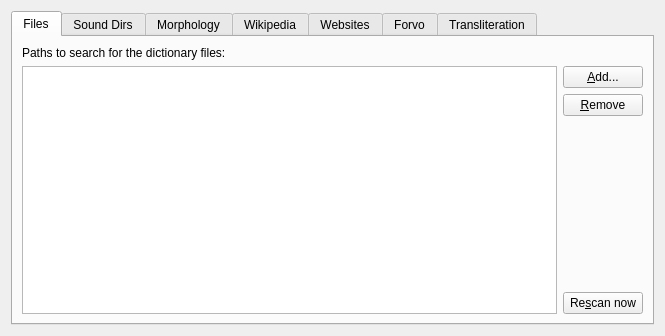
This is sources.ui in goldendict/goldendict as Qt 5 draws it before an edit. The edited form follows.
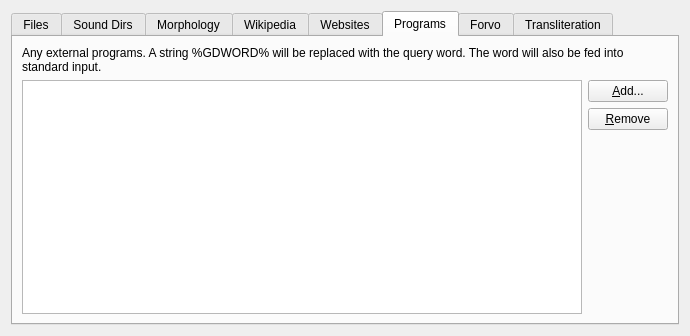
This is the edited form. The open tabs and pages were chosen to show the change. Icons and pictures are not drawn.

Patch:
```diff
--- a/sources.ui
+++ b/sources.ui
@@ -6,7 +6,7 @@
    <rect>
     <x>0</x>
     <y>0</y>
-    <width>665</width>
+    <width>690</width>
     <height>336</height>
    </rect>
   </property>
@@ -334,6 +334,65 @@
        </item>
       </layout>
      </widget>
+     <widget class="QWidget" name="tab_6">
+      <attribute name="icon">
+       <iconset resource="resources.qrc">
+        <normaloff>:/icons/programs.png</normaloff>:/icons/programs.png</iconset>
+      </attribute>
+      <attribute name="title">
+       <string>Programs</string>
+      </attribute>
+      <layout class="QVBoxLayout" name="verticalLayout_15">
+       <item>
+        <widget class="QLabel" name="label_16">
+         <property name="text">
+          <string>Any external programs. A string %GDWORD% will be replaced with the query word. The word will also be fed into standard input.</string>
+         </property>
+         <property name="wordWrap">
+          <bool>true</bool>
+         </property>
+        </widget>
+       </item>
+       <item>
+        <layout class="QHBoxLayout" name="horizontalLayout_7">
+         <item>
+          <widget class="QTreeView" name="programs"/>
+         </item>
+         <item>
+          <layout class="QVBoxLayout" name="verticalLayout_14">
+           <item>
+            <widget class="QPushButton" name="addProgram">
+             <property name="text">
+              <string>&amp;Add...</string>
+             </property>
+            </widget>
+           </item>
+           <item>
+            <widget class="QPushButton" name="removeProgram">
+             <property name="text">
+              <string>&amp;Remove</string>
+             </property>
+            </widget>
+           </item>
+           <item>
+            <spacer name="verticalSpacer_12">
+             <property name="orientation">
+              <enum>Qt::Vertical</enum>
+             </property>
+             <property name="sizeHint" stdset="0">
+              <size>
+               <width>20</width>
+               <height>40</height>
+              </size>
+             </property>
+            </spacer>
+           </item>
+          </layout>
+         </item>
+        </layout>
+       </item>
+      </layout>
+     </widget>
      <widget class="QWidget" name="tab_5">
       <attribute name="icon">
        <iconset resource="resources.qrc">
```
